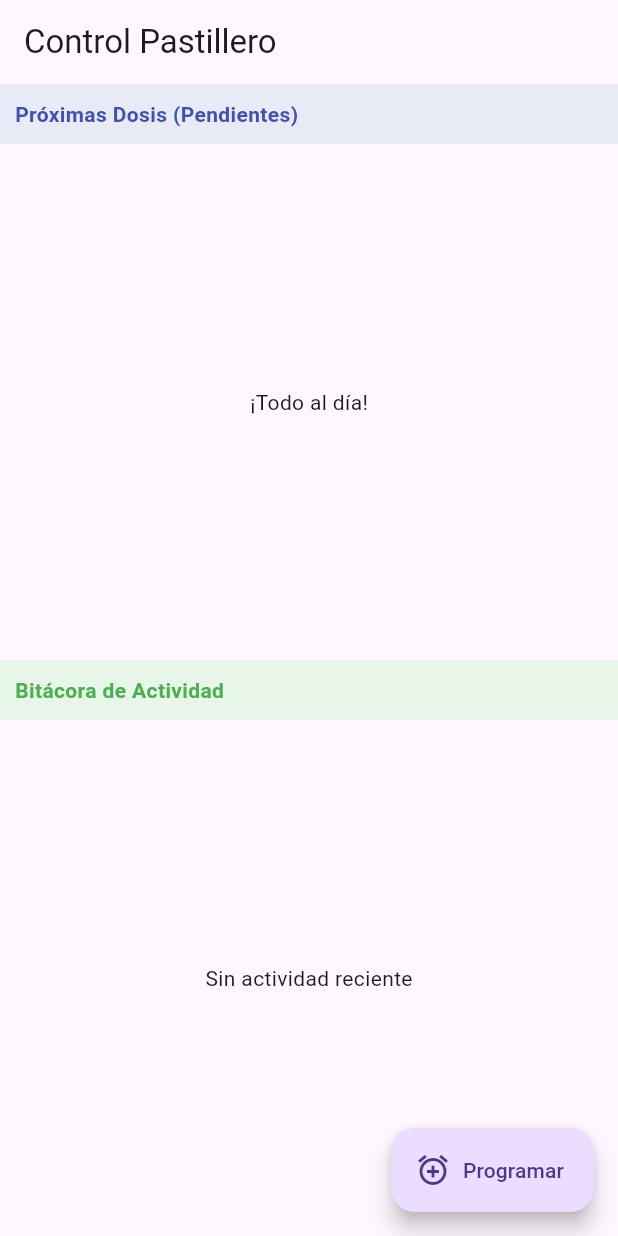
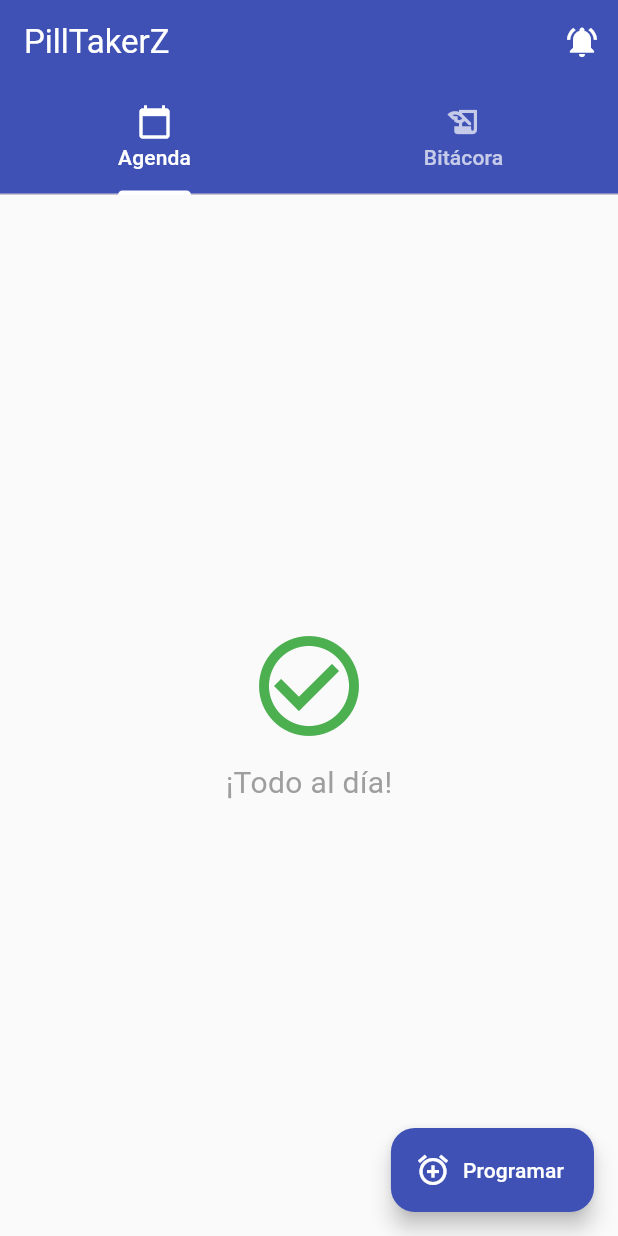
Before and after one commit to Zavala-Raul/pastillero_app, a Flutter app: the screen it shows after launch, on a phone screen of 412 x 824 dp. Run offline on Flutter 3.47's test engine with Material 3 defaults, Android fonts, the phone set to English and light mode, and no system bars; our stand-ins replace firebase_core, firebase_database, flutter_local_notifications; accounts and stored records are empty.

Commit message:
V2.- Mejora de la UI, cambio de nombre de la app.

```diff
--- a/lib/main.dart
+++ b/lib/main.dart
@@ -25,9 +25,11 @@ class MyApp extends StatelessWidget {
   Widget build(BuildContext context) {
     return MaterialApp(
       debugShowCheckedModeBanner: false,
+      title: 'Mi Pastillero',
       theme: ThemeData(
         primarySwatch: Colors.indigo,
         useMaterial3: true,
+        scaffoldBackgroundColor: Colors.grey[50],
       ),
       home: const MonitorPastillero(),
     );
@@ -70,9 +72,7 @@ class _MonitorPastilleroState extends State<MonitorPastillero> {
       data.forEach((key, value) {
         final reg = Map<String, dynamic>.from(value);
         if(!reg.containsKey('timestamp')) reg['timestamp'] = 0;
-
         reg['key'] = key;
-
         tempList.add(reg);
       });
 
@@ -96,7 +96,6 @@ class _MonitorPastilleroState extends State<MonitorPastillero> {
       }
     });
 
-    // 2. ESCUCHAR HORARIOS
     _dbRefHorarios.onValue.listen((event) {
       if (event.snapshot.value == null) {
         setState(() => _horarios.clear());
@@ -137,21 +136,19 @@ class _MonitorPastilleroState extends State<MonitorPastillero> {
     super.dispose();
   }
 
-  // --- LANZAR NOTIFICACIÓN AL SISTEMA ---
   Future<void> _lanzarNotificacionSistema(String titulo, String cuerpo) async {
     const AndroidNotificationDetails androidDetails = AndroidNotificationDetails(
-      'canal_alertas_pastillero', // ID del canal
-      'Alertas Críticas', // Nombre visible
+      'canal_alertas_pastillero', 'Alertas Críticas',
       channelDescription: 'Notificaciones de olvido de medicación',
-      importance: Importance.max,
-      priority: Priority.high,
-      color: Colors.red,
-      playSound: true,
-      enableVibration: true,
+      importance: Importance.max, priority: Priority.high,
+      color: Colors.red, playSound: true, enableVibration: true,
     );
     const NotificationDetails details = NotificationDetails(android: androidDetails);
+    await flutterLocalNotificationsPlugin.show(0, titulo, cuerpo, details);
+  }
 
-    await flutterLocalNotificationsPlugin.show(0, titulo, cuerpo, details);
+  void _etiquetarHistorial(String key, String tipoEvento) {
+    _dbRefHistorial.child(key).update({"tipo_evento": tipoEvento});
   }
 
   void _preguntarConfirmacion(Map<String, dynamic> evento) {
@@ -165,7 +162,6 @@ class _MonitorPastilleroState extends State<MonitorPastillero> {
         title: Text("Se abrió el Cajón $cajonAbierto"),
         content: const Text("¿El paciente tomó su medicación?"),
         actions: [
-          // BOTÓN NO
           TextButton(
             onPressed: () {
               _etiquetarHistorial(firebaseKey, "REVISIÓN");
@@ -173,12 +169,10 @@ class _MonitorPastilleroState extends State<MonitorPastillero> {
             },
             child: const Text("NO (Solo revisar)"),
           ),
-          // BOTÓN SÍ
           ElevatedButton(
             onPressed: () {
               _marcarComoCompletado(cajonAbierto);
               _etiquetarHistorial(firebaseKey, "TOMA REALIZADA");
-
               Navigator.pop(ctx);
             },
             style: ElevatedButton.styleFrom(backgroundColor: Colors.green, foregroundColor: Colors.white),
@@ -203,12 +197,13 @@ class _MonitorPastilleroState extends State<MonitorPastillero> {
     }
   }
 
-  // --- LÓGICA DE ALERTAS ---
   void verificarOlvidos() {
     DateTime ahora = DateTime.now();
     bool hayPeligro = false;
     String mensajeError = "";
+
     const int minutosTolerancia = 2;
+
     String hoyString = DateFormat('yyyy-MM-dd').format(ahora);
 
     for (var regla in _horarios) {
@@ -228,12 +223,8 @@ class _MonitorPastilleroState extends State<MonitorPastillero> {
     }
 
     if (hayPeligro && !_alertaMostrada) {
-      // 1. Mostrar Alerta en Pantalla (Visual)
       _mostrarAlertaVisual(mensajeError);
-
-      // 2. LANZAR NOTIFICACIÓN AL SISTEMA (Sonido/Vibración)
       _lanzarNotificacionSistema("⚠️ ALERTA", mensajeError);
-
       _alertaMostrada = true;
     } else if (!hayPeligro) {
       _alertaMostrada = false;
@@ -263,7 +254,6 @@ class _MonitorPastilleroState extends State<MonitorPastillero> {
     int diasDuracion = 1;
     TimeOfDay horaSeleccionada = TimeOfDay.now();
     DateTime fechaInicio = DateTime.now();
-    // CONTROLADOR PARA EL NOMBRE DEL MEDICAMENTO
     TextEditingController nombreController = TextEditingController();
 
     showDialog(
@@ -273,21 +263,15 @@ class _MonitorPastilleroState extends State<MonitorPastillero> {
           builder: (context, setModalState) {
             return AlertDialog(
               title: const Text("Programar Tratamiento"),
-              content: SingleChildScrollView( // Scroll por si el teclado tapa
+              content: SingleChildScrollView(
                 child: Column(
                   mainAxisSize: MainAxisSize.min,
                   children: [
-                    // CAMPO DE TEXTO PERSONALIZADO
                     TextField(
                       controller: nombreController,
-                      decoration: const InputDecoration(
-                        labelText: "Nombre del Medicamento",
-                        hintText: "Ej: Paracetamol",
-                        icon: Icon(Icons.medication),
-                      ),
+                      decoration: const InputDecoration(labelText: "Nombre del Medicamento", hintText: "Ej: Paracetamol", icon: Icon(Icons.medication)),
                     ),
                     const SizedBox(height: 15),
-
                     DropdownButtonFormField<int>(
                       value: cajonSeleccionado,
                       decoration: const InputDecoration(labelText: "Número de Cajón"),
@@ -326,7 +310,6 @@ class _MonitorPastilleroState extends State<MonitorPastillero> {
                 TextButton(onPressed: () => Navigator.pop(context), child: const Text("Cancelar")),
                 ElevatedButton(
                   onPressed: () {
-                    // Validamos que haya puesto nombre
                     String nombreFinal = nombreController.text.isEmpty ? "Medicamento General" : nombreController.text;
                     _guardarCampana(cajonSeleccionado, horaSeleccionada, fechaInicio, diasDuracion, nombreFinal);
                     Navigator.pop(context);
@@ -357,97 +340,124 @@ class _MonitorPastilleroState extends State<MonitorPastillero> {
     ScaffoldMessenger.of(context).showSnackBar(SnackBar(content: Text("Se programó $nombreMedicina por $dias días.")));
   }
 
-  void _etiquetarHistorial(String key, String tipoEvento) {
-    _dbRefHistorial.child(key).update({
-      "tipo_evento": tipoEvento
-    });
-  }
-
   @override
   Widget build(BuildContext context) {
-    return Scaffold(
-      appBar: AppBar(title: const Text("Control Pastillero")),
+    return DefaultTabController(
+      length: 2,
+      child: Scaffold(
+        appBar: AppBar(
+          title: const Text("PillTakerZ"),
+          backgroundColor: Colors.indigo,
+          foregroundColor: Colors.white,
+          actions: [
+            IconButton(
+              icon: const Icon(Icons.notifications_active),
+              onPressed: () => _lanzarNotificacionSistema("Notificación", "Sistema de Notificaciones Activo"),
+            )
+          ],
+          bottom: const TabBar(
+            indicatorColor: Colors.white,
+            labelColor: Colors.white,
+            unselectedLabelColor: Colors.white70,
+            tabs: [
+              Tab(icon: Icon(Icons.calendar_today), text: "Agenda"),
+              Tab(icon: Icon(Icons.history_edu), text: "Bitácora"),
+            ],
+          ),
+        ),
+
         floatingActionButton: FloatingActionButton.extended(
           onPressed: _mostrarDialogoAgregar,
           label: const Text("Programar"),
           icon: const Icon(Icons.add_alarm),
+          backgroundColor: Colors.indigo,
+          foregroundColor: Colors.white,
         ),
-      body: Column(
+
+        body: TabBarView(
           children: [
-          Container(
+            _buildListaPendientes(),
+            _buildListaHistorial(),
+          ],
+        ),
+      ),
+    );
+  }
+
+  Widget _buildListaPendientes() {
+    if (_horarios.isEmpty) {
+      return const Center(
+        child: Column(
+          mainAxisAlignment: MainAxisAlignment.center,
+          children: [
+            Icon(Icons.check_circle_outline, size: 80, color: Colors.green),
+            SizedBox(height: 10),
+            Text("¡Todo al día!", style: TextStyle(fontSize: 20, color: Colors.grey)),
+          ],
+        ),
+      );
+    }
+    return ListView.builder(
       padding: const EdgeInsets.all(10),
-            color: Colors.indigo[50],
-            width: double.infinity,
-            child: const Text("Próximas Dosis (Pendientes)", style: TextStyle(fontWeight: FontWeight.bold, color: Colors.indigo)),
-          ),
-          Expanded(
-            flex: 1,
-            child: _horarios.isEmpty
-              ? const Center(child: Text("¡Todo al día!"))
-              : ListView.builder(
       itemCount: _horarios.length,
       itemBuilder: (_, i) {
         final item = _horarios[i];
         return Card(
-                      margin: const EdgeInsets.symmetric(horizontal: 8, vertical: 4),
+          elevation: 2,
+          margin: const EdgeInsets.only(bottom: 10),
           child: ListTile(
             leading: CircleAvatar(
               backgroundColor: Colors.orange,
-                          child: Text("${item['cajon']}", style: const TextStyle(color: Colors.white)),
+              child: Text("${item['cajon']}", style: const TextStyle(color: Colors.white, fontWeight: FontWeight.bold)),
             ),
-                        title: Text("${item['descripcion']}", style: const TextStyle(fontWeight: FontWeight.bold)), // NOMBRE GRANDE
-                        subtitle: Text("Fecha: ${item['fecha']} - Hora: ${item['hora']}"),
+            title: Text("${item['descripcion']}", style: const TextStyle(fontWeight: FontWeight.bold)),
+            subtitle: Row(
+              children: [
+                const Icon(Icons.access_time, size: 16, color: Colors.grey),
+                const SizedBox(width: 5),
+                Text("${item['fecha']} a las ${item['hora']}"),
+              ],
+            ),
             trailing: IconButton(
-                          icon: const Icon(Icons.delete, color: Colors.grey),
+              icon: const Icon(Icons.delete_outline, color: Colors.red),
               onPressed: () => _dbRefHorarios.child(item['key']).remove(),
             ),
           ),
         );
       },
-                ),
-          ),
-          Container(
+    );
+  }
+
+  Widget _buildListaHistorial() {
+    if (_historial.isEmpty) {
+      return const Center(child: Text("Sin actividad reciente"));
+    }
+    return ListView.builder(
       padding: const EdgeInsets.all(10),
-            color: Colors.green[50],
-            width: double.infinity,
-            child: const Text("Bitácora de Actividad", style: TextStyle(fontWeight: FontWeight.bold, color: Colors.green)),
-          ),
-          Expanded(
-            flex: 1,
-            child: _historial.isEmpty
-             ? const Center(child: Text("Sin actividad reciente"))
-             : ListView.builder(
       itemCount: _historial.length,
-                // DENTRO DEL ListView.builder DEL HISTORIAL
       itemBuilder: (_, i) {
         final evento = _historial[i];
 
-                  // Determinamos el estilo según la etiqueta que pusimos
-                  String tipo = evento['tipo_evento'] ?? "DETECTADO"; // Default si aún no respondes
+        String tipo = evento['tipo_evento'] ?? "DETECTADO";
         bool esToma = tipo == "TOMA REALIZADA";
         bool esRevision = tipo == "REVISIÓN";
 
-                  return ListTile(
+        return Card(
+          margin: const EdgeInsets.only(bottom: 5),
+          child: ListTile(
             dense: true,
-                    // Icono cambia: Pastilla (Verde) o Ojo/Herramienta (Gris)
             leading: esToma
                 ? const Icon(Icons.medication, color: Colors.green)
                 : (esRevision ? const Icon(Icons.visibility, color: Colors.grey) : const Icon(Icons.help_outline, color: Colors.orange)),
 
             title: Text(
               esToma ? "Toma de Medicamento (Cajón ${evento['cajon']})" : "Apertura de Revisión (Cajón ${evento['cajon']})",
-                      style: TextStyle(
-                        fontWeight: esToma ? FontWeight.bold : FontWeight.normal,
-                        color: esToma ? Colors.black : Colors.grey[700]
-                      )
+              style: TextStyle(fontWeight: esToma ? FontWeight.bold : FontWeight.normal)
             ),
             subtitle: Text("${evento['fecha_hora']} - Estado: $tipo"),
+          ),
         );
       },
-              ),
-          ),
-        ],
-      ),
     );
   }
 }
```
Lines whose indentation alone changed are shown as unchanged.
